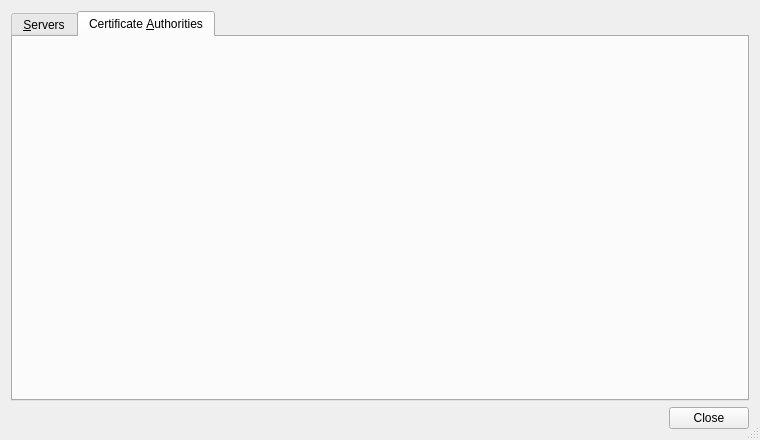
The window that Helpviewer/SslCertificatesDialog.ui (testmana2/test) describes before a commit, drawn with Qt 5.
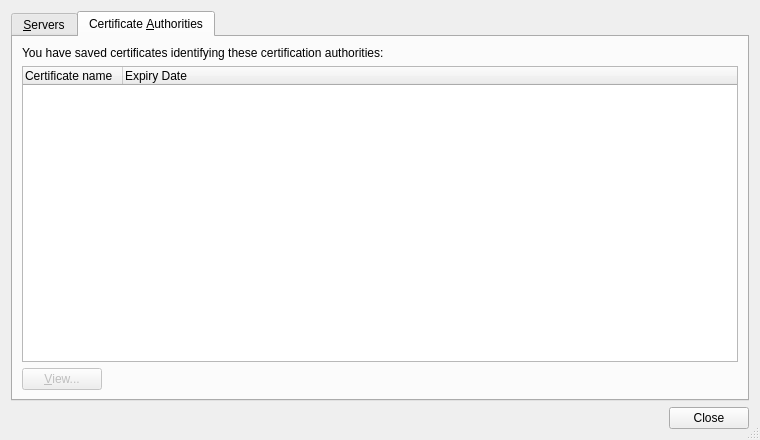
The same window after the commit. The open tabs and pages were chosen to show the change.

Commit message: Continued implementing the certificate manager.

The edit to the form file:
```diff
--- a/Helpviewer/SslCertificatesDialog.ui
+++ b/Helpviewer/SslCertificatesDialog.ui
@@ -102,6 +102,59 @@
       <attribute name="title">
        <string>Certificate &amp;Authorities</string>
       </attribute>
+      <layout class="QVBoxLayout" name="verticalLayout_3">
+       <item>
+        <widget class="QLabel" name="label_2">
+         <property name="text">
+          <string>You have saved certificates identifying these certification authorities:</string>
+         </property>
+        </widget>
+       </item>
+       <item>
+        <widget class="QTreeWidget" name="caCertificatesTree">
+         <column>
+          <property name="text">
+           <string>Certificate name</string>
+          </property>
+         </column>
+         <column>
+          <property name="text">
+           <string>Expiry Date</string>
+          </property>
+         </column>
+        </widget>
+       </item>
+       <item>
+        <layout class="QHBoxLayout" name="horizontalLayout_2">
+         <item>
+          <widget class="QPushButton" name="caViewButton">
+           <property name="enabled">
+            <bool>false</bool>
+           </property>
+           <property name="toolTip">
+            <string>Press to view the selected certificate</string>
+           </property>
+           <property name="text">
+            <string>&amp;View...</string>
+           </property>
+          </widget>
+         </item>
+         <item>
+          <spacer name="horizontalSpacer_2">
+           <property name="orientation">
+            <enum>Qt::Horizontal</enum>
+           </property>
+           <property name="sizeHint" stdset="0">
+            <size>
+             <width>40</width>
+             <height>20</height>
+            </size>
+           </property>
+          </spacer>
+         </item>
+        </layout>
+       </item>
+      </layout>
      </widget>
     </widget>
    </item>
```
Left out of the diff: 4 changed lines with no effect on the pictures. The commit also changes 2 other files.
